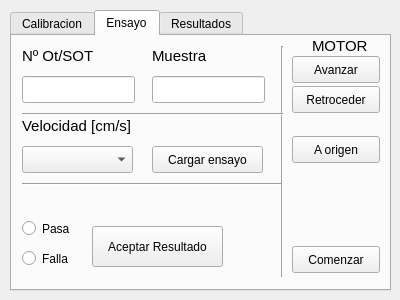
Old version of the form ProgramaSalpicaduras/salpicaduras.ui in the repository tinchofiuba/arduinoNema17.
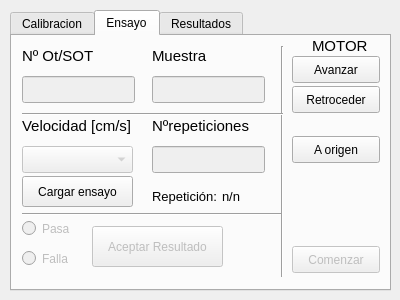
New version of the form. The open tabs and pages were chosen to show the change.

Commit message: ya tiene muchas mas funcionalidades. Faltaría comenzar con la carga de datos al df y vincular con el arduino por serial

```diff
--- a/ProgramaSalpicaduras/salpicaduras.ui
+++ b/ProgramaSalpicaduras/salpicaduras.ui
@@ -23,7 +23,7 @@
     </rect>
    </property>
    <property name="currentIndex">
-    <number>0</number>
+    <number>1</number>
    </property>
    <widget class="QWidget" name="calibracion">
     <attribute name="title">
@@ -471,7 +471,10 @@
       <string>A origen</string>
      </property>
     </widget>
-    <widget class="QPushButton" name="pushButtonComenzar">
+    <widget class="QPushButton" name="pushButtonComenzarEnsayo">
+     <property name="enabled">
+      <bool>false</bool>
+     </property>
      <property name="geometry">
       <rect>
        <x>280</x>
@@ -485,6 +488,9 @@
      </property>
     </widget>
     <widget class="QComboBox" name="comboBoxVelocidadesEnsayo">
+     <property name="enabled">
+      <bool>false</bool>
+     </property>
      <property name="geometry">
       <rect>
        <x>10</x>
@@ -513,6 +519,9 @@
      </property>
     </widget>
     <widget class="QRadioButton" name="radioButtonPasa">
+     <property name="enabled">
+      <bool>false</bool>
+     </property>
      <property name="geometry">
       <rect>
        <x>10</x>
@@ -526,6 +535,9 @@
      </property>
     </widget>
     <widget class="QRadioButton" name="radioButtonFalla">
+     <property name="enabled">
+      <bool>false</bool>
+     </property>
      <property name="geometry">
       <rect>
        <x>10</x>
@@ -542,7 +554,7 @@
      <property name="geometry">
       <rect>
        <x>10</x>
-       <y>140</y>
+       <y>170</y>
        <width>261</width>
        <height>16</height>
       </rect>
@@ -552,6 +564,9 @@
      </property>
     </widget>
     <widget class="QPushButton" name="pushButtonAceptarResultado">
+     <property name="enabled">
+      <bool>false</bool>
+     </property>
      <property name="geometry">
       <rect>
        <x>80</x>
@@ -580,10 +595,10 @@
     <widget class="QPushButton" name="pushButtonCargarEnsayo">
      <property name="geometry">
       <rect>
-       <x>140</x>
-       <y>110</y>
+       <x>10</x>
+       <y>140</y>
        <width>111</width>
-       <height>27</height>
+       <height>31</height>
       </rect>
      </property>
      <property name="text">
@@ -591,6 +606,9 @@
      </property>
     </widget>
     <widget class="QLineEdit" name="lineEditOTSOT">
+     <property name="enabled">
+      <bool>false</bool>
+     </property>
      <property name="geometry">
       <rect>
        <x>10</x>
@@ -619,6 +637,9 @@
      </property>
     </widget>
     <widget class="QLineEdit" name="lineEditMuestra">
+     <property name="enabled">
+      <bool>false</bool>
+     </property>
      <property name="geometry">
       <rect>
        <x>140</x>
@@ -659,6 +680,73 @@
       <enum>Qt::Horizontal</enum>
      </property>
     </widget>
+    <widget class="QLabel" name="labelNumeroRepeticiones">
+     <property name="geometry">
+      <rect>
+       <x>140</x>
+       <y>80</y>
+       <width>111</width>
+       <height>20</height>
+      </rect>
+     </property>
+     <property name="font">
+      <font>
+       <pointsize>11</pointsize>
+      </font>
+     </property>
+     <property name="text">
+      <string>Nºrepeticiones</string>
+     </property>
+    </widget>
+    <widget class="QLineEdit" name="lineEditNumeroRepeticiones">
+     <property name="enabled">
+      <bool>false</bool>
+     </property>
+     <property name="geometry">
+      <rect>
+       <x>140</x>
+       <y>110</y>
+       <width>113</width>
+       <height>27</height>
+      </rect>
+     </property>
+    </widget>
+    <widget class="QLabel" name="labelNumeroRepeticion">
+     <property name="geometry">
+      <rect>
+       <x>140</x>
+       <y>150</y>
+       <width>71</width>
+       <height>20</height>
+      </rect>
+     </property>
+     <property name="font">
+      <font>
+       <pointsize>10</pointsize>
+      </font>
+     </property>
+     <property name="text">
+      <string>Repetición:</string>
+     </property>
+    </widget>
+    <widget class="QLabel" name="labelValorRepeticion">
+     <property name="geometry">
+      <rect>
+       <x>210</x>
+       <y>150</y>
+       <width>31</width>
+       <height>20</height>
+      </rect>
+     </property>
+     <property name="font">
+      <font>
+       <pointsize>10</pointsize>
+      </font>
+     </property>
+     <property name="text">
+      <string>n/n</string>
+     </property>
+    </widget>
    </widget>
    <widget class="QWidget" name="resultados">
     <attribute name="title">
```
The commit also changes 2 other files.
